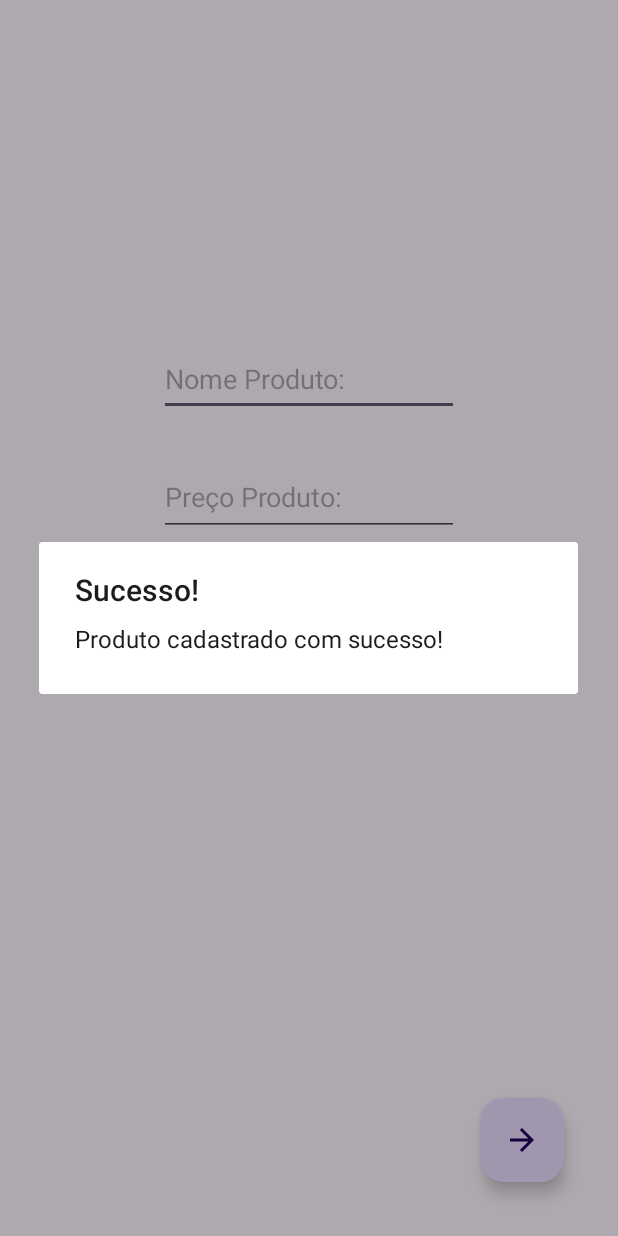
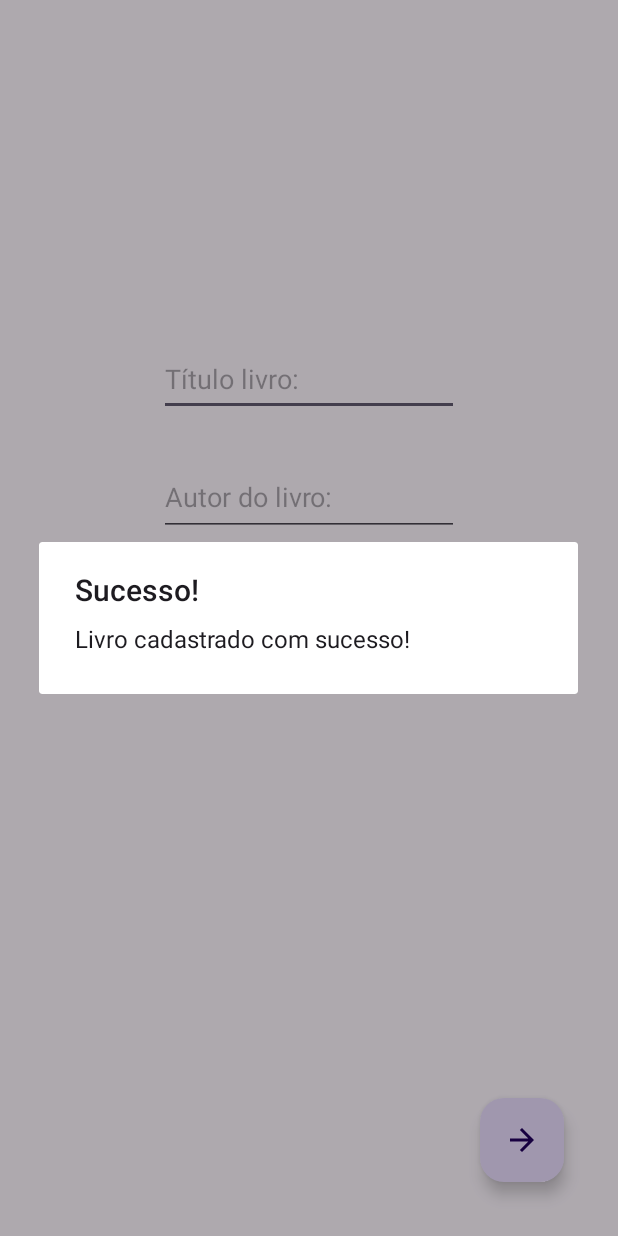
Before and after one commit to LariWerneck/ex1-tp2-desen.mobile, an Android app: the screen it shows after launch (MainActivity), after a tap on "Cadastrar", on a phone screen of 412 x 824 dp. Run offline under Robolectric (Android 15) with nearby library versions, the phone set to English and light mode, and no system bars.

Commit message:
ex1_tp2-desen.mobile

```diff
--- a/app/src/main/AndroidManifest.xml
+++ b/app/src/main/AndroidManifest.xml
@@ -12,7 +12,7 @@
         android:supportsRtl="true"
         android:theme="@style/Theme.AppDuasTelas">
         <activity
-            android:name=".view.ProdutoActivity"
+            android:name=".view.LivroActivity"
             android:exported="false" />
         <activity
             android:name=".view.MainActivity"
--- a/app/src/main/java/com/example/appduastelas/model/Produto.kt
+++ b/app/src/main/java/com/example/appduastelas/model/Produto.kt
@@ -1,7 +1,6 @@
 package com.example.appduastelas.model
 
-data class Produto(
-    val nomeProduto:String,
-    val precoProduto:Double,
-
+data class Livro(
+    val tituloLivro: String,
+    val autorLivro: String
 )
--- a/app/src/main/java/com/example/appduastelas/view/MainActivity.kt
+++ b/app/src/main/java/com/example/appduastelas/view/MainActivity.kt
@@ -9,9 +9,10 @@ import androidx.appcompat.app.AppCompatActivity
 import androidx.core.view.ViewCompat
 import androidx.core.view.WindowInsetsCompat
 import com.example.appduastelas.R
-import com.example.appduastelas.model.Produto
+import com.example.appduastelas.model.Livro
 import androidx.appcompat.app.AlertDialog
 import com.google.android.material.floatingactionbutton.FloatingActionButton
+import kotlin.jvm.java
 
 class MainActivity : AppCompatActivity(R.layout.activity_main) {
     override fun onCreate(savedInstanceState: Bundle?) {
@@ -22,38 +23,37 @@ class MainActivity : AppCompatActivity(R.layout.activity_main) {
             v.setPadding(systemBars.left, systemBars.top, systemBars.right, systemBars.bottom)
             insets
         }
-        val edtNomeProduto = findViewById<EditText>(R.id.edt_nome_produto)
-        val edtPrecoProduto = findViewById<EditText>(R.id.edt_preco_produto)
+
+        val edtTituloLivro = findViewById<EditText>(R.id.edt_titulo_livro)
+        val edtAutorLivro = findViewById<EditText>(R.id.edt_autor_livro)
         val btnCadastrar = findViewById<Button>(R.id.btn_cadastrar)
         val fabAvanca = findViewById<FloatingActionButton>(R.id.fab_avanca)
 
-
-        var produto = Produto("Sem Produto", 0.0)
+        var livro = Livro("Sem Título", "Sem Autor")
 
         btnCadastrar.setOnClickListener {
-            val nome = edtNomeProduto.text.toString()
-            val preco = edtPrecoProduto.text.toString().toDouble()
-            produto = Produto(nome, preco)
+            val titulo = edtTituloLivro.text.toString()
+            val autor = edtAutorLivro.text.toString()
+            livro = Livro(titulo, autor)
             alertaSucesso()
-            edtNomeProduto.text.clear()
-            edtPrecoProduto.text.clear()
+            edtTituloLivro.text.clear()
+            edtAutorLivro.text.clear()
         }
 
         fabAvanca.setOnClickListener {
-            val intent = Intent(this, ProdutoActivity::class.java)
-            intent.putExtra("nomeProduto", produto.nomeProduto)
-            intent.putExtra("precoProduto", produto.precoProduto.toString())
+            val intent = Intent(this, LivroActivity::class.java)
+            intent.putExtra("tituloLivro", livro.tituloLivro)
+            intent.putExtra("autorLivro", livro.autorLivro)
             startActivity(intent)
         }
 
     }
+
     fun alertaSucesso(){
         val builder = AlertDialog.Builder(this)
         builder.setTitle("Sucesso!")
-        builder.setMessage("Produto cadastrado com sucesso!")
+        builder.setMessage("Livro cadastrado com sucesso!")
         val alert = builder.create()
         alert.show()
     }
-
-
 }
--- a/app/src/main/res/layout/activity_main.xml
+++ b/app/src/main/res/layout/activity_main.xml
@@ -9,12 +9,12 @@
     tools:context=".view.MainActivity">
 
     <EditText
-        android:id="@+id/edt_nome_produto"
+        android:id="@+id/edt_titulo_livro"
         android:layout_width="200dp"
         android:layout_height="49dp"
         android:layout_marginTop="228dp"
         android:ems="10"
-        android:hint="Nome Produto:"
+        android:hint="Título livro:"
         android:inputType="text"
         app:layout_constraintEnd_toEndOf="parent"
         app:layout_constraintHorizontal_bias="0.5"
@@ -22,17 +22,17 @@
         app:layout_constraintTop_toTopOf="parent" />
 
     <EditText
-        android:id="@+id/edt_preco_produto"
+        android:id="@+id/edt_autor_livro"
         android:layout_width="200dp"
         android:layout_height="52dp"
         android:layout_marginTop="28dp"
         android:ems="10"
-        android:hint="Preço Produto:"
-        android:inputType="numberDecimal"
+        android:hint="Autor do livro:"
+        android:inputType="text"
         app:layout_constraintEnd_toEndOf="parent"
         app:layout_constraintHorizontal_bias="0.5"
         app:layout_constraintStart_toStartOf="parent"
-        app:layout_constraintTop_toBottomOf="@+id/edt_nome_produto" />
+        app:layout_constraintTop_toBottomOf="@+id/edt_titulo_livro" />
 
     <Button
         android:id="@+id/btn_cadastrar"
@@ -43,7 +43,7 @@
         app:layout_constraintEnd_toEndOf="parent"
         app:layout_constraintHorizontal_bias="0.5"
         app:layout_constraintStart_toStartOf="parent"
-        app:layout_constraintTop_toBottomOf="@+id/edt_preco_produto" />
+        app:layout_constraintTop_toBottomOf="@+id/edt_autor_livro" />
 
     <com.google.android.material.floatingactionbutton.FloatingActionButton
         android:id="@+id/fab_avanca"
```
Also changed, not shown: app/src/main/java/com/example/appduastelas/view/ProdutoActivity.kt (+5 -7 lines), app/src/main/res/layout/activity_produto.xml (+5 -5 lines).
